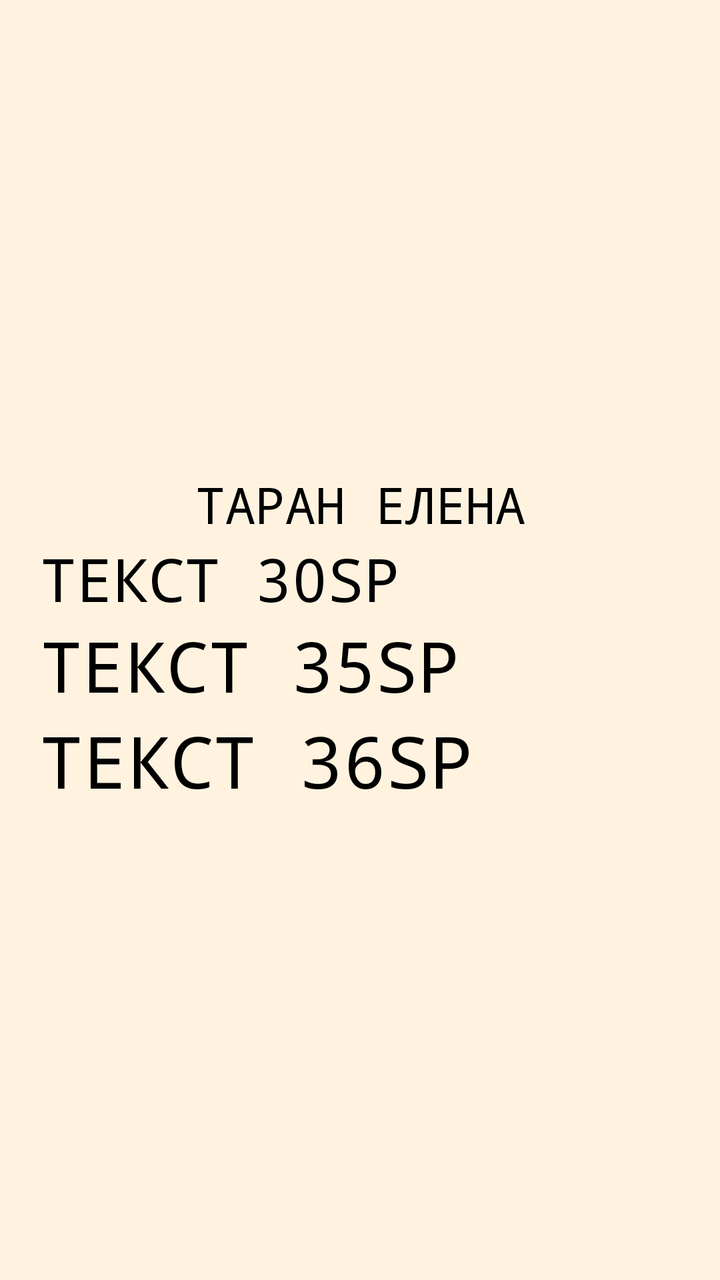
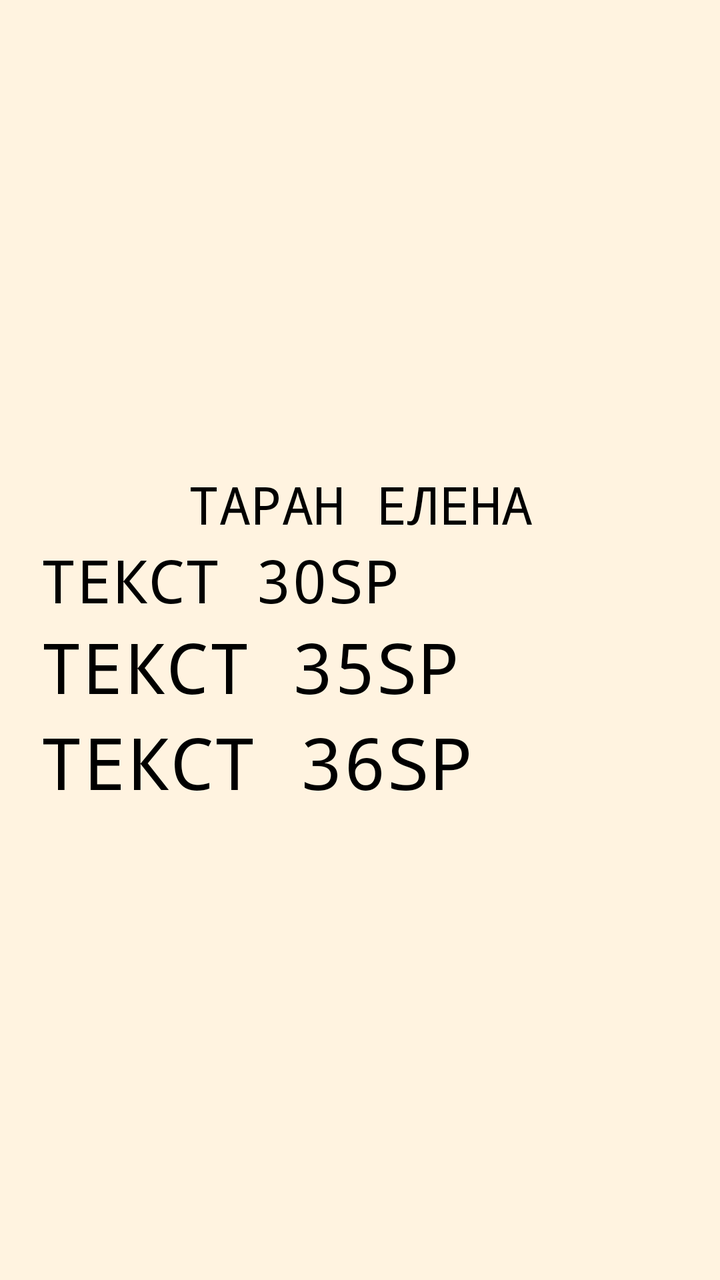

Before-and-after screenshots of an Android layout around one commit, followed by the original layout XML and the change that was made.
<!-- AndroidManifest.xml: application theme AppTheme -->
<!-- res/layout/activity_main.xml -->
<?xml version="1.0" encoding="utf-8"?>
<LinearLayout
    xmlns:android="http://schemas.android.com/apk/res/android"
    android:layout_width="match_parent"
    android:layout_height="match_parent"
    android:gravity="center"
    android:orientation="vertical"
    android:padding="20dp">

    <TextView
        android:id="@+id/tvFio"
        android:layout_width="match_parent"
        android:layout_height="wrap_content"
        android:text="Таран Елена"
        android:gravity="center_horizontal"
        android:textSize="25sp"/>

    <TextView
        android:layout_width="match_parent"
        android:layout_height="wrap_content"
        android:text="Текст 30sp"
        android:textSize="30sp"/>

    <TextView
        android:layout_width="match_parent"
        android:layout_height="wrap_content"
        android:text="Текст 35sp"
        android:textSize="35sp"/>

    <TextView
        android:layout_width="match_parent"
        android:layout_height="wrap_content"
        android:text="Текст 36sp"
        android:textSize="36sp"/>

</LinearLayout>
<!-- resources referenced by this layout -->
<resources>
  <style name="AppTheme" parent="android:style/Theme.Material.Light.NoActionBar">
  
          <item name="android:windowBackground">#FFF3E0</item>
          <item name="android:background">#FFF3E0</item>
          <item name="android:textColor">#000000</item>
          <item name="android:textSize">40sp</item>
          <item name="android:textAllCaps">true</item>
          <item name="android:typeface">monospace</item>
  
      </style>
</resources>

<!-- the commit's change to res/layout/activity_main.xml (unified diff, before → after) -->
@@ -13,7 +13,7 @@
         android:layout_height="wrap_content"
         android:text="Таран Елена"
         android:gravity="center_horizontal"
-        android:textSize="25sp"/>
+        android:textSize="26sp"/>
 
     <TextView
         android:layout_width="match_parent"
